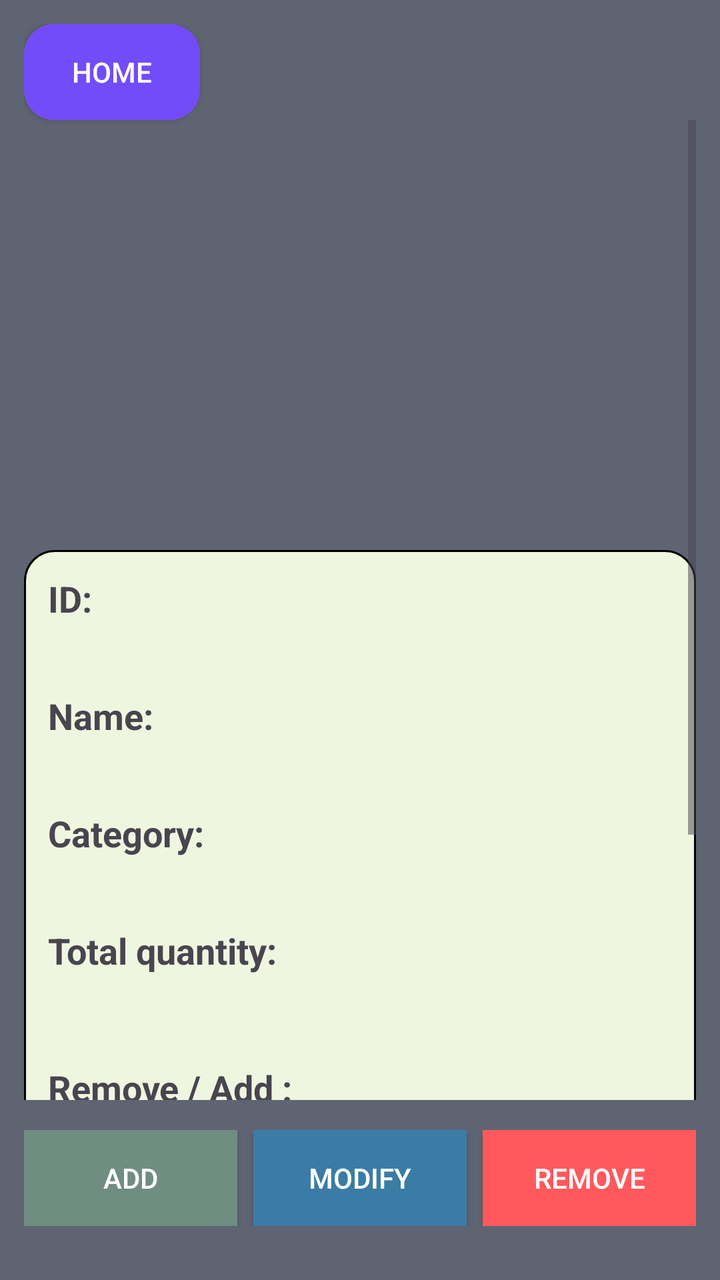
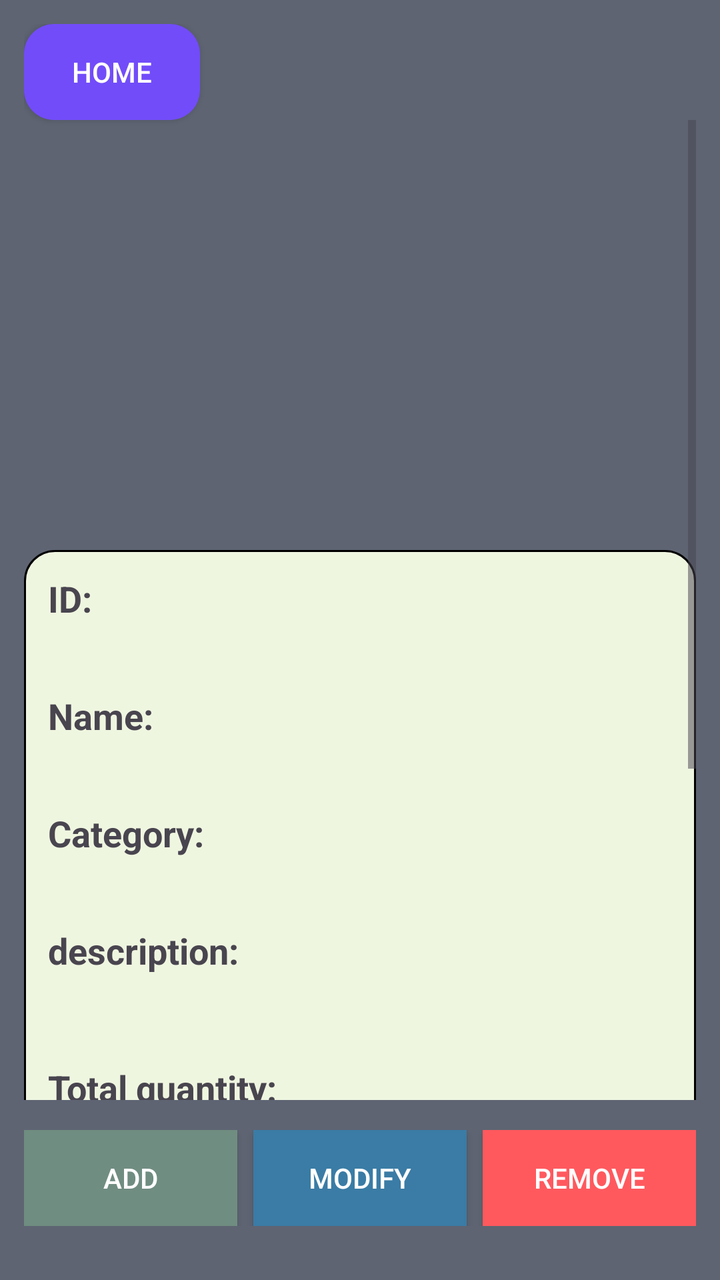

Two renders of the same Android screen: before a commit and after it. Below are the layout's source before the change and the commit's diff.
<!-- AndroidManifest.xml: application theme Theme.InventoryManagmentSystem -->
<!-- res/layout/detail_information.xml -->
<?xml version="1.0" encoding="utf-8"?>
<RelativeLayout xmlns:android="http://schemas.android.com/apk/res/android"
    android:layout_width="match_parent"
    android:layout_height="match_parent"
    android:background="#5e6472"

    android:padding="12dp">

    
    <androidx.appcompat.widget.AppCompatButton
        android:id="@+id/home"
        android:layout_width="wrap_content"
        android:layout_height="wrap_content"
        android:text="@string/home"
        android:textColor="@color/white"
        android:background="@drawable/shape_blue_btn" />

    
    <LinearLayout
        android:id="@+id/actionButtons"
        android:layout_width="match_parent"
        android:layout_height="wrap_content"
        android:layout_alignParentBottom="true"
        android:orientation="horizontal"
        android:layout_marginVertical="15dp">

        <androidx.appcompat.widget.AppCompatButton
            android:layout_width="0dp"
            android:layout_height="wrap_content"
            android:layout_weight="1"
            android:text="@string/add"
            android:textColor="@color/white"
            android:background="#708d81" />

        <androidx.appcompat.widget.AppCompatButton
            android:id="@+id/modify"
            android:layout_width="0dp"
            android:layout_height="wrap_content"
            android:layout_weight="1"
            android:layout_marginHorizontal="8dp"
            android:text="@string/modify"
            android:textColor="@color/white"
            android:background="#3a7ca5" />

        <androidx.appcompat.widget.AppCompatButton
            android:layout_width="0dp"
            android:layout_height="wrap_content"
            android:layout_weight="1"
            android:text="@string/remove"
            android:textColor="@color/white"
            android:background="#ff595e" />
    </LinearLayout>

    
    <ScrollView
        android:layout_width="match_parent"
        android:layout_height="match_parent"
        android:layout_below="@id/home"
        android:layout_above="@id/actionButtons"
        android:fillViewport="true">

        <LinearLayout
            android:layout_width="match_parent"
            android:layout_height="wrap_content"
            android:orientation="vertical">

            <ImageView
                android:id="@+id/infoImg"
                android:layout_width="180dp"
                android:layout_height="180dp"
                android:layout_gravity="center"
                android:layout_marginTop="15dp"
                android:contentDescription="@string/itemImg" />

            <LinearLayout
                android:layout_width="match_parent"
                android:layout_height="wrap_content"
                android:orientation="vertical"
                android:padding="12dp"
                android:background="@drawable/shape_decor_lv"
                android:layout_marginTop="20dp">

                
                <TextView
                    android:layout_width="wrap_content"
                    android:layout_height="wrap_content"
                    android:text="@string/id"
                    android:textStyle="bold"
                    android:textSize="18sp" />

                <TextView
                    android:id="@+id/infoidtv"
                    android:layout_width="match_parent"
                    android:layout_height="wrap_content"
                    android:textSize="18sp"
                    android:textStyle="italic"
                    android:paddingBottom="10dp" />

                
                <TextView
                    android:layout_width="wrap_content"
                    android:layout_height="wrap_content"
                    android:text="@string/name"
                    android:textStyle="bold"
                    android:textSize="18sp" />

                <TextView
                    android:id="@+id/infonombretv"
                    android:layout_width="match_parent"
                    android:layout_height="wrap_content"
                    android:textSize="18sp"
                    android:textStyle="italic"
                    android:paddingBottom="10dp" />

                
                <TextView
                    android:layout_width="wrap_content"
                    android:layout_height="wrap_content"
                    android:text="@string/type"
                    android:textStyle="bold"
                    android:textSize="18sp" />

                <TextView
                    android:id="@+id/infotypetv"
                    android:layout_width="match_parent"
                    android:layout_height="wrap_content"
                    android:textSize="18sp"
                    android:textStyle="italic"
                    android:paddingBottom="10dp" />

                
                <TextView
                    android:layout_width="wrap_content"
                    android:layout_height="wrap_content"
                    android:text="@string/quantity"
                    android:textStyle="bold"
                    android:textSize="18sp" />

                <TextView
                    android:id="@+id/infoCantidadtv"
                    android:layout_width="match_parent"
                    android:layout_height="wrap_content"
                    android:textSize="22sp"
                    android:textStyle="bold"
                    android:textColor="#023e7d"
                    android:paddingBottom="15dp" />

                
                <TextView
                    android:layout_width="wrap_content"
                    android:layout_height="wrap_content"
                    android:text="@string/optionAddRemove"
                    android:textStyle="bold"
                    android:textSize="18sp" />

                <LinearLayout
                    android:layout_width="match_parent"
                    android:layout_height="wrap_content"
                    android:orientation="horizontal"
                    android:gravity="center_vertical"
                    android:paddingBottom="15dp">

                    <androidx.appcompat.widget.AppCompatButton
                        android:id="@+id/btnMinus"
                        android:layout_width="40dp"
                        android:layout_height="40dp"
                        android:text="-"
                        android:textColor="@color/white"
                        android:background="#ff595e" />

                    <EditText
                        android:id="@+id/etAddRemove"
                        android:layout_width="0dp"
                        android:layout_height="wrap_content"
                        android:layout_weight="1"
                        android:layout_marginHorizontal="10dp"
                        android:hint="0"
                        android:gravity="center"
                        android:inputType="number" />

                    <androidx.appcompat.widget.AppCompatButton
                        android:id="@+id/btnPlus"
                        android:layout_width="40dp"
                        android:layout_height="40dp"
                        android:text="+"
                        android:textColor="@color/white"
                        android:background="#708d81" />
                </LinearLayout>

                
                <TextView
                    android:layout_width="wrap_content"
                    android:layout_height="wrap_content"
                    android:text="Last Entry Date:"
                    android:textStyle="bold"
                    android:textSize="18sp" />

                <TextView
                    android:id="@+id/infoDateEntry"
                    android:layout_width="match_parent"
                    android:layout_height="wrap_content"
                    android:textSize="18sp"
                    android:textStyle="italic"
                    android:paddingBottom="10dp" />

                <TextView
                    android:layout_width="wrap_content"
                    android:layout_height="wrap_content"
                    android:text="Last Exit Date:"
                    android:textStyle="bold"
                    android:textSize="18sp" />

                <TextView
                    android:id="@+id/infodateExit"
                    android:layout_width="match_parent"
                    android:layout_height="wrap_content"
                    android:textSize="18sp"
                    android:textStyle="italic" />

            </LinearLayout>

        </LinearLayout>
    </ScrollView>

</RelativeLayout>
<!-- resources referenced by this layout -->
<resources>
  <color name="white">#FFFFFFFF</color>
  <!-- drawable shape_blue_btn (drawable) -->
  <?xml version="1.0" encoding="utf-8"?>
  <shape xmlns:android="http://schemas.android.com/apk/res/android"
      android:shape="rectangle">
      <solid android:color="#724cf9"/>
      <padding android:right="6dp" android:left="6dp"/>
      <corners android:radius="15dp"/>
  </shape>
  <!-- drawable shape_decor_lv (drawable) -->
  <?xml version="1.0" encoding="utf-8"?>
  <shape xmlns:android="http://schemas.android.com/apk/res/android"
      android:shape="rectangle">
      <stroke
          android:width="1dp"
          android:color="@color/black" />
      <solid android:color="#eff6e0"/>
      <corners android:radius="15dp"/>
  </shape>
  <string name="add">Add</string>
  <string name="home">Home</string>
  <string name="id">ID:</string>
  <string name="itemImg">Image from the article category</string>
  <string name="modify">Modify</string>
  <string name="name">Name:</string>
  <string name="optionAddRemove">Remove / Add :</string>
  <string name="quantity">Total quantity:</string>
  <string name="remove">Remove</string>
  <string name="type">Category:</string>
  <style name="Theme.InventoryManagmentSystem" parent="Base.Theme.InventoryManagmentSystem" />
  <color name="black">#FF000000</color>
  <style name="Base.Theme.InventoryManagmentSystem" parent="Theme.Material3.DayNight.NoActionBar">
          
          
      </style>
</resources>

<!-- the commit's change to res/layout/detail_information.xml (unified diff, before → after) -->
@@ -11,9 +11,9 @@
         android:id="@+id/home"
         android:layout_width="wrap_content"
         android:layout_height="wrap_content"
+        android:background="@drawable/shape_blue_btn"
         android:text="@string/home"
-        android:textColor="@color/white"
-        android:background="@drawable/shape_blue_btn" />
+        android:textColor="@color/white" />
 
     
     <LinearLayout
@@ -21,42 +21,42 @@
         android:layout_width="match_parent"
         android:layout_height="wrap_content"
         android:layout_alignParentBottom="true"
-        android:orientation="horizontal"
-        android:layout_marginVertical="15dp">
+        android:layout_marginVertical="15dp"
+        android:orientation="horizontal">
 
         <androidx.appcompat.widget.AppCompatButton
             android:layout_width="0dp"
             android:layout_height="wrap_content"
             android:layout_weight="1"
+            android:background="#708d81"
             android:text="@string/add"
-            android:textColor="@color/white"
-            android:background="#708d81" />
+            android:textColor="@color/white" />
 
         <androidx.appcompat.widget.AppCompatButton
             android:id="@+id/modify"
             android:layout_width="0dp"
             android:layout_height="wrap_content"
+            android:layout_marginHorizontal="8dp"
             android:layout_weight="1"
-            android:layout_marginHorizontal="8dp"
+            android:background="#3a7ca5"
             android:text="@string/modify"
-            android:textColor="@color/white"
-            android:background="#3a7ca5" />
+            android:textColor="@color/white" />
 
         <androidx.appcompat.widget.AppCompatButton
             android:layout_width="0dp"
             android:layout_height="wrap_content"
             android:layout_weight="1"
+            android:background="#ff595e"
             android:text="@string/remove"
-            android:textColor="@color/white"
-            android:background="#ff595e" />
+            android:textColor="@color/white" />
     </LinearLayout>
 
     
     <ScrollView
         android:layout_width="match_parent"
         android:layout_height="match_parent"
+        android:layout_above="@id/actionButtons"
         android:layout_below="@id/home"
-        android:layout_above="@id/actionButtons"
         android:fillViewport="true">
 
         <LinearLayout
@@ -75,116 +75,138 @@
             <LinearLayout
                 android:layout_width="match_parent"
                 android:layout_height="wrap_content"
+                android:layout_marginTop="20dp"
+                android:background="@drawable/shape_decor_lv"
                 android:orientation="vertical"
-                android:padding="12dp"
-                android:background="@drawable/shape_decor_lv"
-                android:layout_marginTop="20dp">
-
-                
-                <TextView
+                android:padding="12dp">
+
+                
+                <TextView
+                    android:id="@+id/infoId"
                     android:layout_width="wrap_content"
                     android:layout_height="wrap_content"
                     android:text="@string/id"
-                    android:textStyle="bold"
-                    android:textSize="18sp" />
+                    android:textSize="18sp"
+                    android:textStyle="bold" />
 
                 <TextView
                     android:id="@+id/infoidtv"
                     android:layout_width="match_parent"
                     android:layout_height="wrap_content"
-                    android:textSize="18sp"
-                    android:textStyle="italic"
-                    android:paddingBottom="10dp" />
-
-                
-                <TextView
+                    android:paddingBottom="10dp"
+                    android:textSize="18sp"
+                    android:textStyle="italic" />
+
+                
+                <TextView
+                    android:id="@+id/infoName"
                     android:layout_width="wrap_content"
                     android:layout_height="wrap_content"
                     android:text="@string/name"
-                    android:textStyle="bold"
-                    android:textSize="18sp" />
+                    android:textSize="18sp"
+                    android:textStyle="bold" />
 
                 <TextView
                     android:id="@+id/infonombretv"
                     android:layout_width="match_parent"
                     android:layout_height="wrap_content"
-                    android:textSize="18sp"
-                    android:textStyle="italic"
-                    android:paddingBottom="10dp" />
-
-                
-                <TextView
+                    android:paddingBottom="10dp"
+                    android:textSize="18sp"
+                    android:textStyle="italic" />
+
+                
+                <TextView
+                    android:id="@+id/infoCategory"
                     android:layout_width="wrap_content"
                     android:layout_height="wrap_content"
                     android:text="@string/type"
-                    android:textStyle="bold"
-                    android:textSize="18sp" />
+                    android:textSize="18sp"
+                    android:textStyle="bold" />
 
                 <TextView
                     android:id="@+id/infotypetv"
                     android:layout_width="match_parent"
                     android:layout_height="wrap_content"
-                    android:textSize="18sp"
-                    android:textStyle="italic"
-                    android:paddingBottom="10dp" />
-
-                
-                <TextView
+                    android:paddingBottom="10dp"
+                    android:textSize="18sp"
+                    android:textStyle="italic" />
+                
+
+                <TextView
+                    android:id="@+id/Description"
+                    android:layout_width="wrap_content"
+                    android:layout_height="wrap_content"
+                    android:text="@string/description"
+                    android:textSize="18sp"
+                    android:textStyle="bold" />
+
+                <TextView
+                    android:id="@+id/infoDescription"
+                    android:layout_width="match_parent"
+                    android:layout_height="wrap_content"
+                    android:paddingBottom="15dp"
+                    android:textColor="#023e7d"
+                    android:textSize="22sp"
+                    android:textStyle="bold" />
+                
+                <TextView
+                    android:id="@+id/infoQuantity"
                     android:layout_width="wrap_content"
                     android:layout_height="wrap_content"
                     android:text="@string/quantity"
-                    android:textStyle="bold"
-                    android:textSize="18sp" />
+                    android:textSize="18sp"
+                    android:textStyle="bold" />
 
                 <TextView
                     android:id="@+id/infoCantidadtv"
                     android:layout_width="match_parent"
                     android:layout_height="wrap_content"
+                    android:paddingBottom="15dp"
+                    android:textColor="#023e7d"
                     android:textSize="22sp"
-                    android:textStyle="bold"
-                    android:textColor="#023e7d"
-                    android:paddingBottom="15dp" />
-
-                
-                <TextView
+                    android:textStyle="bold" />
+
+                
+                <TextView
+                    android:id="@+id/infoRemove"
                     android:layout_width="wrap_content"
                     android:layout_height="wrap_content"
                     android:text="@string/optionAddRemove"
-                    android:textStyle="bold"
-                    android:textSize="18sp" />
+                    android:textSize="18sp"
+                    android:textStyle="bold" />
 
                 <LinearLayout
                     android:layout_width="match_parent"
                     android:layout_height="wrap_content"
+                    android:gravity="center_vertical"
                     android:orientation="horizontal"
-                    android:gravity="center_vertical"
                     android:paddingBottom="15dp">
 
                     <androidx.appcompat.widget.AppCompatButton
                         android:id="@+id/btnMinus"
                         android:layout_width="40dp"
                         android:layout_height="40dp"
+                        android:background="#ff595e"
                         android:text="-"
-                        android:textColor="@color/white"
-                        android:background="#ff595e" />
+                        android:textColor="@color/white" />
 
                     <EditText
                         android:id="@+id/etAddRemove"
                         android:layout_width="0dp"
                         android:layout_height="wrap_content"
+                        android:layout_marginHorizontal="10dp"
                         android:layout_weight="1"
-                        android:layout_marginHorizontal="10dp"
+                        android:gravity="center"
                         android:hint="0"
-                        android:gravity="center"
                         android:inputType="number" />
 
                     <androidx.appcompat.widget.AppCompatButton
                         android:id="@+id/btnPlus"
                         android:layout_width="40dp"
                         android:layout_height="40dp"
+                        android:background="#708d81"
                         android:text="+"
-                        android:textColor="@color/white"
-                        android:background="#708d81" />
+                        android:textColor="@color/white" />
                 </LinearLayout>
 
                 
@@ -192,23 +214,23 @@
                     android:layout_width="wrap_content"
                     android:layout_height="wrap_content"
                     android:text="Last Entry Date:"
-                    android:textStyle="bold"
-                    android:textSize="18sp" />
+                    android:textSize="18sp"
+                    android:textStyle="bold" />
 
                 <TextView
                     android:id="@+id/infoDateEntry"
                     android:layout_width="match_parent"
                     android:layout_height="wrap_content"
-                    android:textSize="18sp"
-                    android:textStyle="italic"
-                    android:paddingBottom="10dp" />
+                    android:paddingBottom="10dp"
+                    android:textSize="18sp"
+                    android:textStyle="italic" />
 
                 <TextView
                     android:layout_width="wrap_content"
                     android:layout_height="wrap_content"
                     android:text="Last Exit Date:"
-                    android:textStyle="bold"
-                    android:textSize="18sp" />
+                    android:textSize="18sp"
+                    android:textStyle="bold" />
 
                 <TextView
                     android:id="@+id/infodateExit"
<!-- resource entries referenced after the edit -->
@@ -20,6 +20,7 @@
       <corners android:radius="15dp"/>
   </shape>
   <string name="add">Add</string>
+  <string name="description">description:</string>
   <string name="home">Home</string>
   <string name="id">ID:</string>
   <string name="itemImg">Image from the article category</string>
